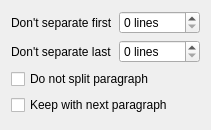
Old version of the form scribus/ui/propertywidget_orphansbase.ui in the repository nitramr/scribus-indigo.
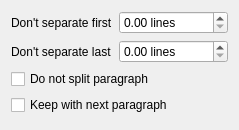
New version of the form. Custom widgets are drawn as their Qt base class.

The edit to the form file:
```diff
--- a/scribus/ui/propertywidget_orphansbase.ui
+++ b/scribus/ui/propertywidget_orphansbase.ui
@@ -6,13 +6,19 @@
    <rect>
     <x>0</x>
     <y>0</y>
-    <width>211</width>
+    <width>239</width>
     <height>130</height>
    </rect>
   </property>
   <property name="windowTitle">
    <string notr="true">Form</string>
   </property>
+  <property name="frameShape">
+   <enum>QFrame::Box</enum>
+  </property>
+  <property name="lineWidth">
+   <number>0</number>
+  </property>
   <layout class="QGridLayout" name="gridLayout" columnstretch="0,1">
    <item row="0" column="0">
     <widget class="QLabel" name="keepLabelStart">
@@ -30,7 +36,7 @@
       <string> lines</string>
      </property>
      <property name="maximum">
-      <number>10</number>
+      <double>10.000000000000000</double>
      </property>
     </widget>
    </item>
@@ -47,7 +53,7 @@
       <string> lines</string>
      </property>
      <property name="maximum">
-      <number>10</number>
+      <double>10.000000000000000</double>
      </property>
     </widget>
    </item>
@@ -70,8 +76,8 @@
  <customwidgets>
   <customwidget>
    <class>ScrSpinBox</class>
-   <extends>QSpinBox</extends>
-   <header location="global">ui/scrspinbox.h</header>
+   <extends>QDoubleSpinBox</extends>
+   <header>ui/scrspinbox.h</header>
   </customwidget>
  </customwidgets>
  <resources/>
```
